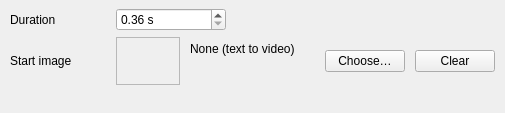
Above: src/dtflow/ui/forms/video_panel.ui from djebaz/dtflow before the change. Below: the same form after it.
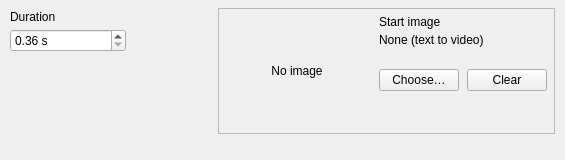
That is the form after the change.

Commit message: Refine video controls into compact horizontal start-image card (#540)

```diff
--- a/src/dtflow/ui/forms/video_panel.ui
+++ b/src/dtflow/ui/forms/video_panel.ui
@@ -8,30 +8,68 @@
    <property name="topMargin"><number>8</number></property>
    <property name="rightMargin"><number>10</number></property>
    <property name="bottomMargin"><number>8</number></property>
+   <property name="spacing"><number>4</number></property>
    <item>
-    <layout class="QHBoxLayout" name="videoDurationRow">
-     <property name="spacing"><number>10</number></property>
-     <item><widget class="QLabel" name="videoDurationTitle"><property name="text"><string>Duration</string></property><property name="minimumSize"><size><width>96</width><height>0</height></size></property><property name="maximumSize"><size><width>96</width><height>16777215</height></size></property><property name="buddy"><cstring>videoDurationSpinBox</cstring></property></widget></item>
-     <item><widget class="QDoubleSpinBox" name="videoDurationSpinBox"><property name="accessibleName"><string>Clip duration in seconds</string></property><property name="toolTip"><string>How long the clip should be. The frame count follows from the model's playback rate and frame rule.</string></property><property name="minimumSize"><size><width>110</width><height>0</height></size></property><property name="maximumSize"><size><width>110</width><height>16777215</height></size></property><property name="suffix"><string> s</string></property><property name="decimals"><number>2</number></property><property name="singleStep"><double>0.5</double></property><property name="minimum"><double>0.36</double></property><property name="maximum"><double>60.0</double></property></widget></item>
-     <item><widget class="QLabel" name="videoDurationLabel"><property name="accessibleName"><string>Effective clip length</string></property><property name="role" stdset="0"><string>secondary</string></property><property name="text"><string /></property><property name="wordWrap"><bool>false</bool></property></widget></item>
-    </layout>
-   </item>
-   <item>
-    <layout class="QHBoxLayout" name="videoStartRow">
-     <property name="spacing"><number>10</number></property>
-     <item><widget class="QLabel" name="videoStartTitle"><property name="text"><string>Start image</string></property><property name="minimumSize"><size><width>96</width><height>0</height></size></property><property name="maximumSize"><size><width>96</width><height>16777215</height></size></property></widget></item>
-     <item><widget class="QLabel" name="videoStartThumb"><property name="accessibleName"><string>Start image preview</string></property><property name="minimumSize"><size><width>64</width><height>48</height></size></property><property name="maximumSize"><size><width>64</width><height>48</height></size></property><property name="frameShape"><enum>QFrame::StyledPanel</enum></property><property name="alignment"><set>Qt::AlignCenter</set></property></widget></item>
+    <layout class="QHBoxLayout" name="videoControlsRow">
+     <property name="spacing"><number>12</number></property>
      <item>
-      <layout class="QVBoxLayout" name="videoStartTextLayout">
-       <property name="topMargin"><number>0</number></property>
-       <property name="spacing"><number>2</number></property>
-       <item><widget class="QLabel" name="videoStartLabel"><property name="text"><string>None (text to video)</string></property><property name="role" stdset="0"><string>secondary</string></property></widget></item>
-       <item><widget class="QLabel" name="videoStartNote"><property name="text"><string /></property><property name="wordWrap"><bool>true</bool></property><property name="role" stdset="0"><string>secondary</string></property></widget></item>
-      </layout>
+      <widget class="QWidget" name="videoDurationGroup">
+       <property name="minimumSize"><size><width>196</width><height>0</height></size></property>
+       <property name="maximumSize"><size><width>232</width><height>16777215</height></size></property>
+       <layout class="QVBoxLayout" name="videoDurationGroupLayout">
+        <property name="leftMargin"><number>0</number></property>
+        <property name="topMargin"><number>2</number></property>
+        <property name="rightMargin"><number>0</number></property>
+        <property name="bottomMargin"><number>0</number></property>
+        <property name="spacing"><number>5</number></property>
+        <item><widget class="QLabel" name="videoDurationTitle"><property name="text"><string>Duration</string></property><property name="textRole" stdset="0"><string>caption</string></property><property name="buddy"><cstring>videoDurationSpinBox</cstring></property></widget></item>
+        <item><widget class="QDoubleSpinBox" name="videoDurationSpinBox"><property name="accessibleName"><string>Clip duration in seconds</string></property><property name="toolTip"><string>How long the clip should be. The frame count follows from the model's playback rate and frame rule.</string></property><property name="minimumSize"><size><width>116</width><height>0</height></size></property><property name="maximumSize"><size><width>116</width><height>16777215</height></size></property><property name="suffix"><string> s</string></property><property name="decimals"><number>2</number></property><property name="singleStep"><double>0.5</double></property><property name="minimum"><double>0.36</double></property><property name="maximum"><double>60.0</double></property></widget></item>
+        <item><widget class="QLabel" name="videoDurationLabel"><property name="accessibleName"><string>Effective clip length</string></property><property name="role" stdset="0"><string>secondary</string></property><property name="text"><string /></property><property name="wordWrap"><bool>true</bool></property></widget></item>
+        <item><spacer name="videoDurationFill"><property name="orientation"><enum>Qt::Vertical</enum></property><property name="sizeHint" stdset="0"><size><width>1</width><height>1</height></size></property></spacer></item>
+       </layout>
+      </widget>
      </item>
-     <item><spacer name="videoStartSpacer"><property name="orientation"><enum>Qt::Horizontal</enum></property><property name="sizeHint" stdset="0"><size><width>20</width><height>20</height></size></property></spacer></item>
-     <item><widget class="QPushButton" name="videoChooseStartButton"><property name="text"><string>Choose…</string></property><property name="toolTip"><string>Choose one optional start image. Leave empty for text to video.</string></property></widget></item>
-     <item><widget class="QPushButton" name="videoClearStartButton"><property name="text"><string>Clear</string></property></widget></item>
+     <item>
+      <widget class="QFrame" name="videoStartCard">
+       <property name="frameShape"><enum>QFrame::StyledPanel</enum></property>
+       <property name="sizePolicy"><sizepolicy hsizetype="Expanding" vsizetype="Preferred"><horstretch>1</horstretch><verstretch>0</verstretch></sizepolicy></property>
+       <layout class="QHBoxLayout" name="videoStartCardLayout">
+        <property name="leftMargin"><number>6</number></property>
+        <property name="topMargin"><number>6</number></property>
+        <property name="rightMargin"><number>6</number></property>
+        <property name="bottomMargin"><number>6</number></property>
+        <property name="spacing"><number>10</number></property>
+        <item>
+         <widget class="QLabel" name="videoStartThumb">
+          <property name="accessibleName"><string>Start image preview</string></property>
+          <property name="sizePolicy"><sizepolicy hsizetype="Expanding" vsizetype="Fixed"><horstretch>1</horstretch><verstretch>0</verstretch></sizepolicy></property>
+          <property name="minimumSize"><size><width>144</width><height>112</height></size></property>
+          <property name="maximumSize"><size><width>360</width><height>112</height></size></property>
+          <property name="alignment"><set>Qt::AlignCenter</set></property>
+          <property name="role" stdset="0"><string>secondary</string></property>
+          <property name="text"><string>No image</string></property>
+         </widget>
+        </item>
+        <item>
+         <layout class="QVBoxLayout" name="videoStartTextLayout">
+          <property name="spacing"><number>4</number></property>
+          <item><widget class="QLabel" name="videoStartTitle"><property name="text"><string>Start image</string></property><property name="textRole" stdset="0"><string>caption</string></property></widget></item>
+          <item><widget class="QLabel" name="videoStartLabel"><property name="text"><string>None (text to video)</string></property><property name="role" stdset="0"><string>secondary</string></property><property name="wordWrap"><bool>true</bool></property></widget></item>
+          <item><widget class="QLabel" name="videoStartNote"><property name="text"><string /></property><property name="wordWrap"><bool>true</bool></property><property name="role" stdset="0"><string>secondary</string></property></widget></item>
+          <item>
+           <layout class="QHBoxLayout" name="videoStartActions">
+            <property name="spacing"><number>8</number></property>
+            <item><widget class="QPushButton" name="videoChooseStartButton"><property name="text"><string>Choose…</string></property><property name="toolTip"><string>Choose one optional start image. Leave empty for text to video.</string></property></widget></item>
+            <item><widget class="QPushButton" name="videoClearStartButton"><property name="text"><string>Clear</string></property></widget></item>
+            <item><spacer name="videoStartActionsFill"><property name="orientation"><enum>Qt::Horizontal</enum></property><property name="sizeHint" stdset="0"><size><width>1</width><height>1</height></size></property></spacer></item>
+           </layout>
+          </item>
+          <item><spacer name="videoStartTextFill"><property name="orientation"><enum>Qt::Vertical</enum></property><property name="sizeHint" stdset="0"><size><width>1</width><height>1</height></size></property></spacer></item>
+         </layout>
+        </item>
+       </layout>
+      </widget>
+     </item>
     </layout>
    </item>
    <item><widget class="QLabel" name="videoProblemLabel"><property name="text"><string /></property><property name="wordWrap"><bool>true</bool></property><property name="state" stdset="0"><string>warning</string></property></widget></item>
```
